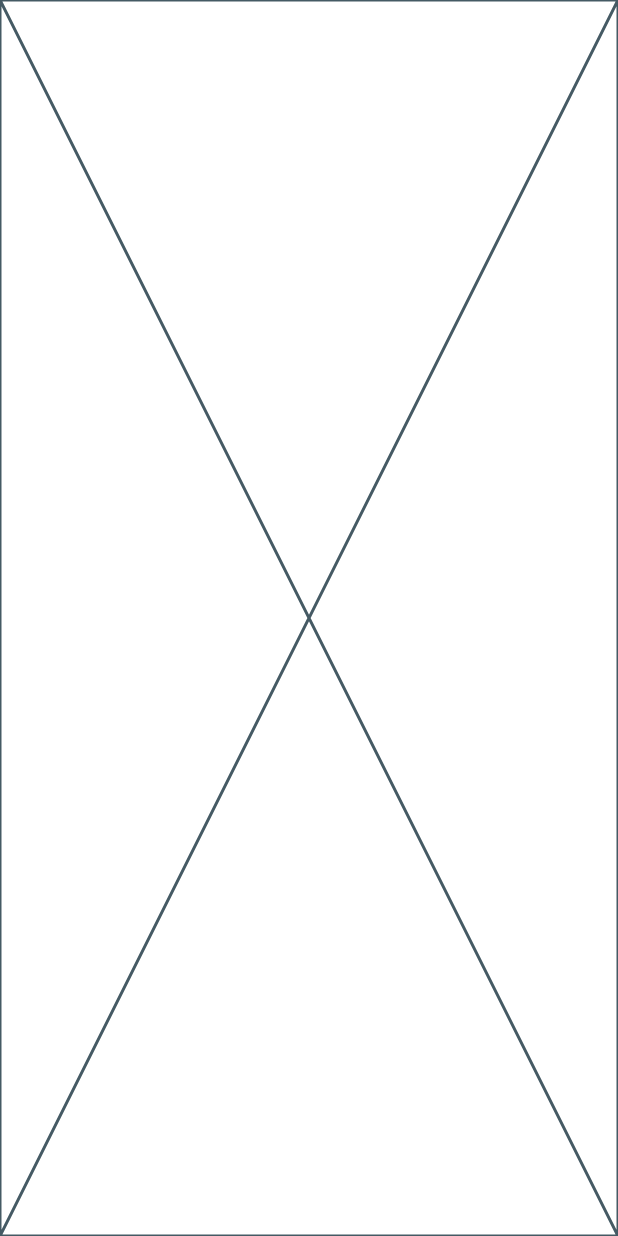
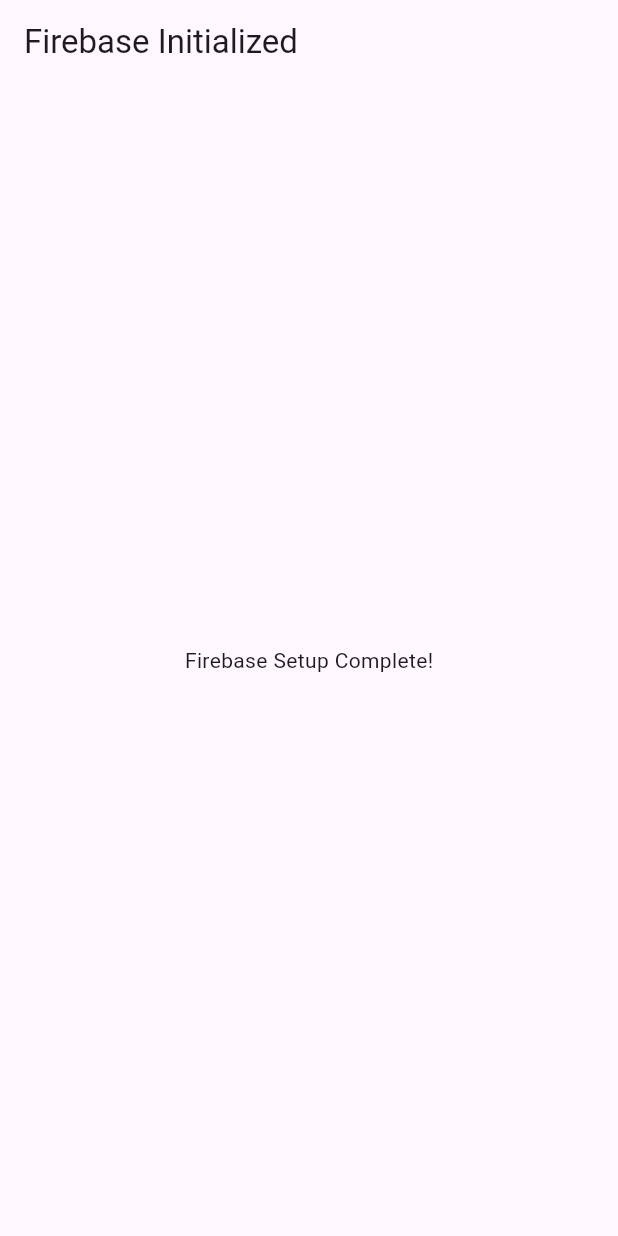
Before and after one commit to KubangPawis/gdsc-quote-app, a Flutter app: the screen it shows after launch, on a phone screen of 412 x 824 dp. Run offline on Flutter 3.47's test engine with Material 3 defaults, Android fonts, the phone set to English and light mode, and no system bars; our stand-ins replace firebase_core; accounts and stored records are empty.

Commit message:
added google-services.json file and modified the main.dart file for firebase integration

```diff
--- a/frontend/lib/main.dart
+++ b/frontend/lib/main.dart
@@ -1,14 +1,23 @@
+import 'package:firebase_core/firebase_core.dart';
 import 'package:flutter/material.dart';
 
-void main() {
+void main() async {
+  WidgetsFlutterBinding.ensureInitialized();
+  await Firebase.initializeApp();
   runApp(const MyApp());
 }
 
 class MyApp extends StatelessWidget {
-  const MyApp({super.key});
+  const MyApp({Key? key}) : super(key: key);
 
   @override
   Widget build(BuildContext context) {
-    return const Placeholder();
+    return MaterialApp(
+      title: 'Firebase Setup',
+      home: Scaffold(
+        appBar: AppBar(title: Text('Firebase Initialized')),
+        body: Center(child: Text('Firebase Setup Complete!')),
+      ),
+    );
   }
 }
```
Also changed, not shown: 1 other file.
